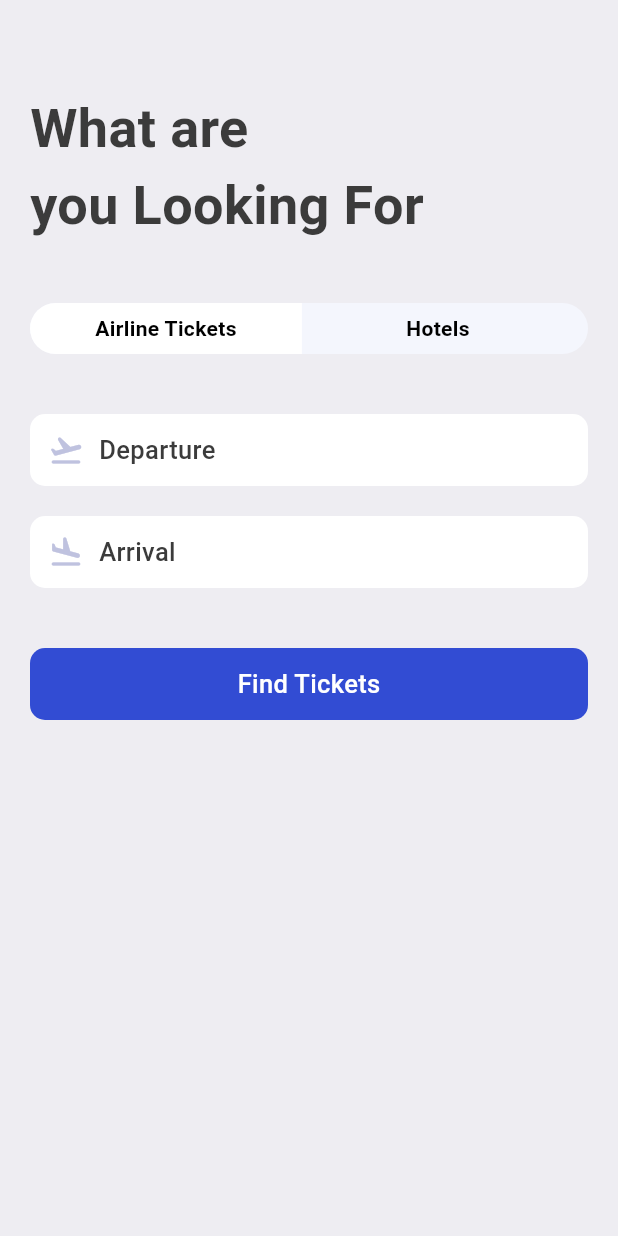
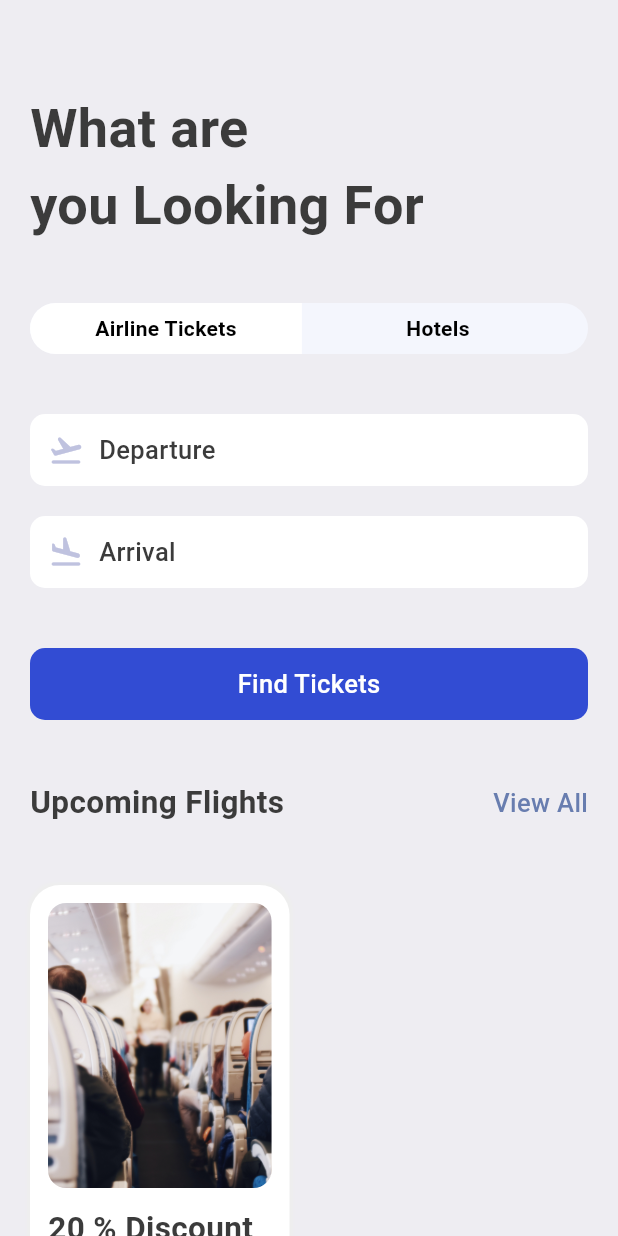
Before and after one commit to Adarsh0Ranjan/ticket_App_flutter, a Flutter app: the SerachScreen screen opened directly, on a phone screen of 412 x 824 dp. Run offline on Flutter 3.47's test engine with Material 3 defaults, Android fonts, the phone set to English and light mode, and no system bars; our stand-ins replace fluentui_icons.

```diff
--- a/lib/media.dart
+++ b/lib/media.dart
@@ -2,4 +2,5 @@ class AppMedia {
   static const _baseImage = "assets/images";
   static const logo = '$_baseImage/logo.png';
   static const hotelRoom = '$_baseImage/hotel_room.png';
+  static const planeSit = '$_baseImage/plane_sit.jpg';
 }
--- a/lib/screens/Search/serach_screen.dart
+++ b/lib/screens/Search/serach_screen.dart
@@ -1,21 +1,29 @@
+import 'dart:convert';
+
 import 'package:flutter/material.dart';
+import 'package:ticket_app/media.dart';
 import 'package:ticket_app/screens/Search/widgets/app_text_icon.dart';
 import 'package:ticket_app/screens/Search/widgets/app_ticket_tabs.dart';
 import 'package:ticket_app/screens/Search/widgets/find_tickets.dart';
 import 'package:ticket_app/styles/app_styles.dart';
+import 'package:ticket_app/widgets/app_double_text.dart';
 
 class SerachScreen extends StatelessWidget {
   const SerachScreen({super.key});
 
   @override
   Widget build(BuildContext context) {
+    final size = MediaQuery.of(context).size;
     return Scaffold(
       backgroundColor: AppStyles.bgColor,
       body: ListView(
         padding: EdgeInsets.symmetric(horizontal: 20, vertical: 20),
         children: [
           SizedBox(height: 40),
-          Text("What are\nyou Looking For", style: AppStyles.headLineStyle1.copyWith(fontSize: 36)),
+          Text(
+            "What are\nyou Looking For",
+            style: AppStyles.headLineStyle1.copyWith(fontSize: 36),
+          ),
           SizedBox(height: 40),
           AppTicketTabs(),
           SizedBox(height: 40),
@@ -23,7 +31,59 @@ class SerachScreen extends StatelessWidget {
           SizedBox(height: 20),
           AppTextIcon(icon: Icons.flight_land_rounded, text: "Arrival"),
           SizedBox(height: 40),
-          FindTickets()
+          FindTickets(),
+          SizedBox(height: 40),
+          AppDoubleText(
+            bigText: "Upcoming Flights",
+            smallText: "View All",
+            func: () {},
+          ),
+          SizedBox(height: 40),
+          Row(
+            children: [
+              Container(
+                padding: EdgeInsets.all(12),
+                width: size.width * 0.42,
+                decoration: BoxDecoration(
+                  borderRadius: BorderRadius.circular(20),
+                  color: Colors.white,
+                  boxShadow: [
+                    BoxShadow(
+                      color: Colors.grey.shade200,
+                      blurRadius: 1,
+                      spreadRadius: 2,
+                    ),
+                  ],
+                ),
+                child: Column(
+                  children: [
+                    Container(
+                      height: 190,
+                      decoration: BoxDecoration(
+                        borderRadius: BorderRadius.circular(12),
+                        image: DecorationImage(
+                          fit: BoxFit.cover,
+                          image: AssetImage(AppMedia.planeSit),
+                        ),
+                      ),
+                    ),
+                    SizedBox(height: 12),
+                    Text(
+                      "20 % Discount on early booking of thus flight. DOnt MIss",
+                      style: AppStyles.headLineStyle2,
+                    ),
+                  ],
+                ),
+              ),
+              Column(
+                children: [
+                  Container(
+
+                  )
+                ],
+              )
+            ],
+          ),
         ],
       ),
     );
```
